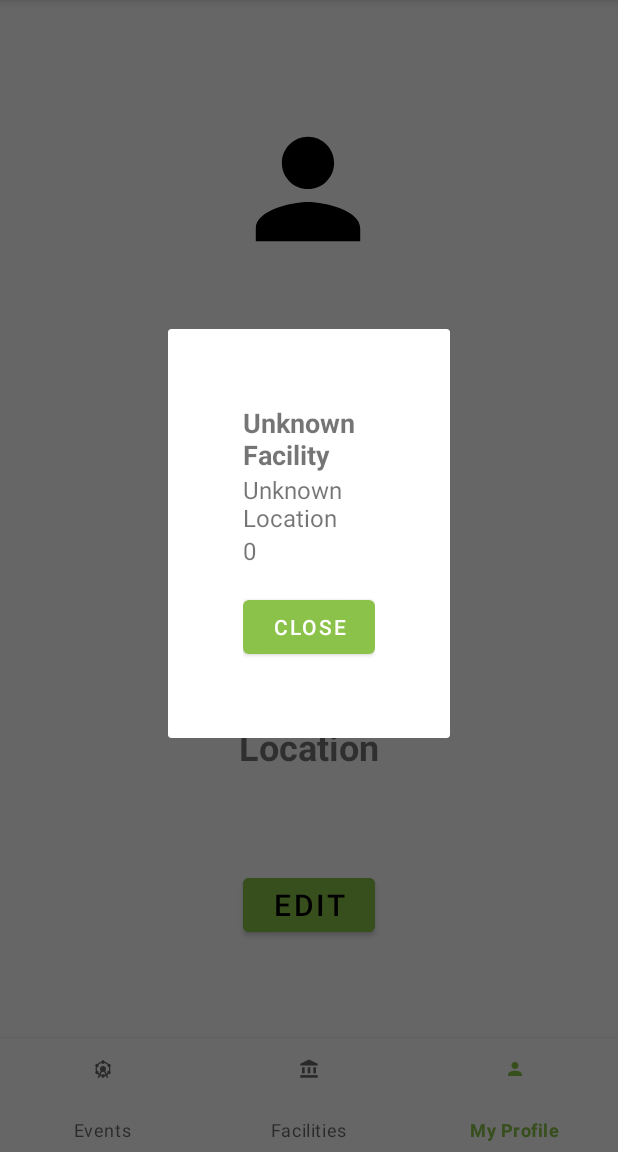
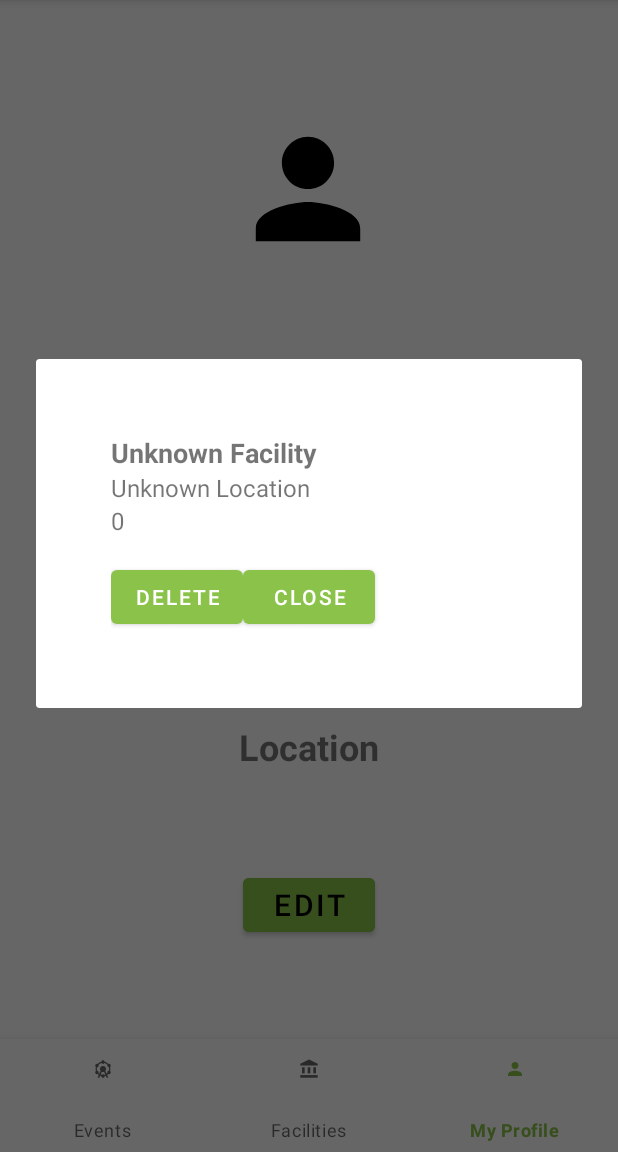
Before and after one commit to CMPUT301F24jigsaw/jigsaw-EventHub, an Android app: the fragment OrganizerFacilityInfo placed in its activity, item 3 of the bottom bar chosen, on a phone screen of 412 x 824 dp, the part 84-1236 px from its top. Run offline under Robolectric (Android 15) with nearby library versions, the phone set to English and light mode, and no system bars; our stand-ins replace Firebase (no records; nobody signed in at launch, a user with empty details on screens opened directly); 5 statements that could not run were skipped.

```diff
--- a/app/src/main/java/com/example/eventhub_jigsaw/entrant/UserWaitlistPage.java
+++ b/app/src/main/java/com/example/eventhub_jigsaw/entrant/UserWaitlistPage.java
@@ -75,7 +75,10 @@ public class UserWaitlistPage extends Fragment {
                             String date = documentSnapshot.getString("eventDate");
                             String description = documentSnapshot.getString("description");
 
-                            eventsList.add(new Event(name, date, description));
+                            Event event = new Event(name, date, description);
+                            event.setEventID(eventId);
+
+                            eventsList.add(event);
                             adapter.notifyDataSetChanged();
                         }
                     });
--- a/app/src/main/res/layout/organizer_facility_info.xml
+++ b/app/src/main/res/layout/organizer_facility_info.xml
@@ -54,4 +54,16 @@
         app:layout_constraintStart_toStartOf="parent"
         app:layout_constraintEnd_toEndOf="parent" />
 
+    <Button
+        android:id="@+id/delete_button"
+        android:layout_width="wrap_content"
+        android:layout_height="wrap_content"
+        app:layout_constraintStart_toStartOf="parent"
+        android:layout_marginTop="16dp"
+        app:layout_constraintTop_toBottomOf="@id/facility_capacity_text"
+        app:layout_constraintEnd_toStartOf="@+id/close_button"
+        android:text="Delete">
+
+    </Button>
+
 </androidx.constraintlayout.widget.ConstraintLayout>
```
Also changed, not shown: app/src/main/java/com/example/eventhub_jigsaw/Event.java (+9 -0 lines), app/src/main/java/com/example/eventhub_jigsaw/entrant/WaitlistAdapter.java (+44 -0 lines), app/src/main/java/com/example/eventhub_jigsaw/organizer/facility/OrganizerFacilityInfo.java (+37 -0 lines), app/src/main/res/layout/user_waitlist_item.xml (+8 -0 lines).
